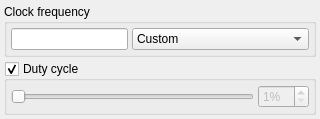
Old version of the form apps/zxtune-qt/ui/preferences/aym.ui in the repository vitamin-caig/zxtune.
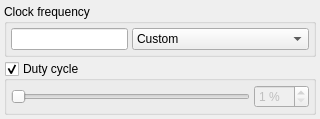
New version of the form.

What changed in the file:
```diff
--- a/apps/zxtune-qt/ui/preferences/aym.ui
+++ b/apps/zxtune-qt/ui/preferences/aym.ui
@@ -7,7 +7,7 @@
     <x>0</x>
     <y>0</y>
     <width>320</width>
-    <height>108</height>
+    <height>116</height>
    </rect>
   </property>
   <property name="windowTitle">
@@ -21,7 +21,7 @@
     <number>4</number>
    </property>
    <item>
-    <widget class="QGroupBox">
+    <widget class="QGroupBox" name="groupBox">
      <property name="title">
       <string>Clock frequency</string>
      </property>
@@ -123,7 +123,7 @@
          </sizepolicy>
         </property>
         <property name="suffix">
-         <string notr="true">%</string>
+         <string notr="true"> %</string>
         </property>
         <property name="minimum">
          <number>1</number>
```
